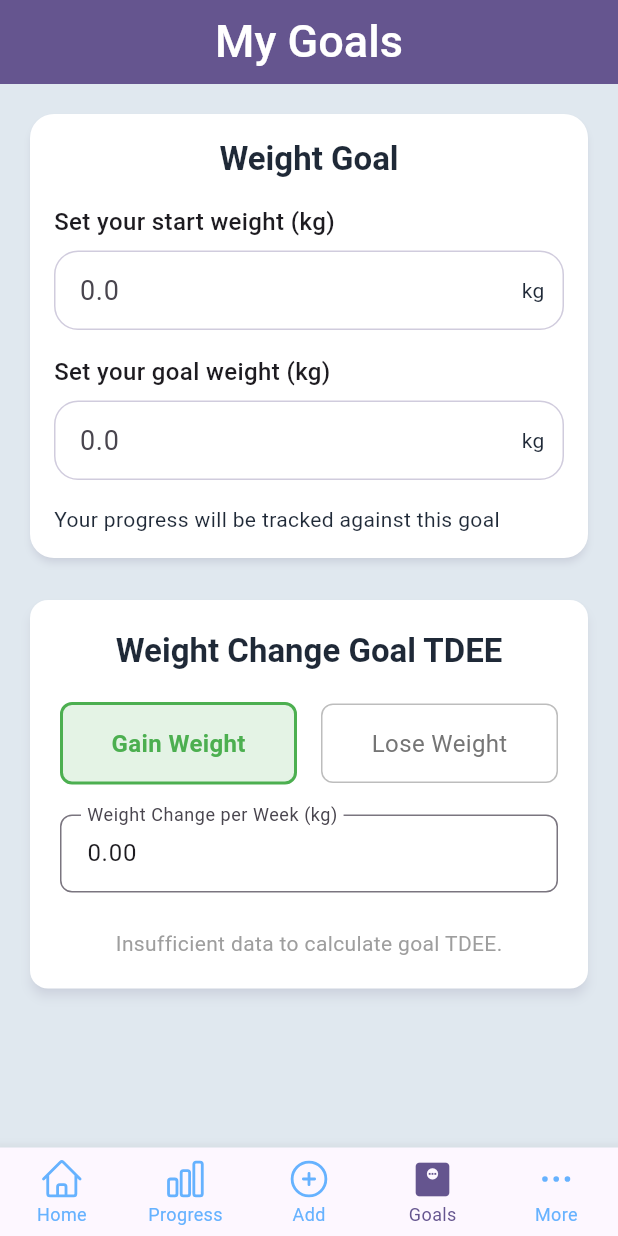
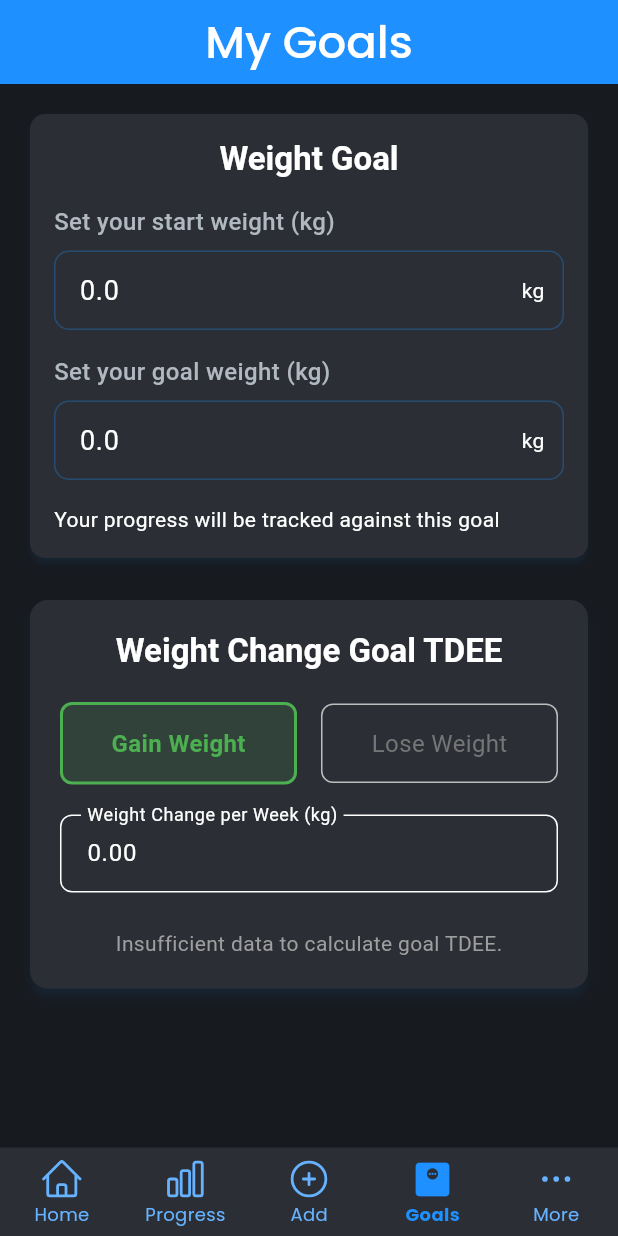
Before and after one commit to Barryrn/weighttracker, a Flutter app: the screen it shows after launch, item 4 of the bottom bar chosen, on a phone screen of 412 x 824 dp. Run offline on Flutter 3.47's test engine with Material 3 defaults, Android fonts, the phone set to English and light mode, and no system bars; our stand-ins replace fl_chart, flutter_riverpod, google_fonts, heroicons, image_gallery_saver, image_picker and 3 more; missing offline and left inert: health; accounts and stored records are empty.

Commit message:
Color -Theme universal

```diff
--- a/lib/View/image_timeline_view.dart
+++ b/lib/View/image_timeline_view.dart
@@ -25,6 +25,10 @@ class ImageTimelineView extends ConsumerWidget {
         centerTitle: true,
         backgroundColor: Theme.of(context).colorScheme.primary,
         foregroundColor: Theme.of(context).colorScheme.textTertiary,
+        leading: IconButton(
+          icon: const Icon(Icons.arrow_back_ios, color: Colors.white),
+          onPressed: () => Navigator.of(context).pop(),
+        ),
       ),
       backgroundColor: Theme.of(context).colorScheme.background2,
       body: Padding(
--- a/lib/Widget/goals/weight_goal_widget.dart
+++ b/lib/Widget/goals/weight_goal_widget.dart
@@ -22,7 +22,7 @@ class WeightGoalWidget extends ConsumerWidget {
       shadowColor: Theme.of(context).colorScheme.primary.withOpacity(0.2),
       color: Theme.of(context).colorScheme.card,
 
-      shape: RoundedRectangleBorder(borderRadius: BorderRadius.circular(16)),
+      shape: RoundedRectangleBorder(borderRadius: BorderRadius.circular(10)),
       child: Padding(
         padding: const EdgeInsets.all(16.0),
         child: Column(
@@ -58,7 +58,7 @@ class WeightGoalWidget extends ConsumerWidget {
             const SizedBox(height: 8),
             Container(
               decoration: BoxDecoration(
-                borderRadius: BorderRadius.circular(16),
+                borderRadius: BorderRadius.circular(10),
                 border: Border.all(
                   color: Theme.of(context).colorScheme.primary.withOpacity(0.3),
                 ),
@@ -121,7 +121,7 @@ class WeightGoalWidget extends ConsumerWidget {
             const SizedBox(height: 8),
             Container(
               decoration: BoxDecoration(
-                borderRadius: BorderRadius.circular(16),
+                borderRadius: BorderRadius.circular(10),
                 border: Border.all(
                   color: Theme.of(context).colorScheme.primary.withOpacity(0.3),
                 ),
--- a/lib/Widget/goals/weight_progress_widget.dart
+++ b/lib/Widget/goals/weight_progress_widget.dart
@@ -126,9 +126,9 @@ class WeightProgressWidget extends ConsumerWidget {
                           strokeWidth: 12,
                           backgroundColor: Theme.of(
                             context,
-                          ).colorScheme.primaryExtraLight,
+                          ).colorScheme.primaryLight,
                           valueColor: AlwaysStoppedAnimation<Color>(
-                            Theme.of(context).colorScheme.primary,
+                            Theme.of(context).colorScheme.primaryDark,
                           ),
                         ),
                       );
--- a/lib/Widget/graphs/line_chart_progress_widget.dart
+++ b/lib/Widget/graphs/line_chart_progress_widget.dart
@@ -144,7 +144,7 @@ class _LineChartProgressWidgetState
               style: ElevatedButton.styleFrom(
                 backgroundColor: isSelected
                     ? Theme.of(context).colorScheme.primary
-                    : Theme.of(context).colorScheme.primaryExtraLight,
+                    : Theme.of(context).colorScheme.primaryLight,
                 foregroundColor: isSelected
                     ? Colors.white
                     : Theme.of(context).colorScheme.textPrimary,
@@ -182,7 +182,7 @@ class _LineChartProgressWidgetState
             style: ElevatedButton.styleFrom(
               backgroundColor: isSelected
                   ? Theme.of(context).colorScheme.primary
-                  : Theme.of(context).colorScheme.primaryExtraLight,
+                  : Theme.of(context).colorScheme.primaryLight,
               foregroundColor: isSelected
                   ? Colors.white
                   : Theme.of(context).colorScheme.textPrimary,
--- a/lib/Widget/graphs/progress_graph_widget.dart
+++ b/lib/Widget/graphs/progress_graph_widget.dart
@@ -98,7 +98,7 @@ class ProgressGraphWidget extends ConsumerWidget {
         style: ElevatedButton.styleFrom(
           backgroundColor: isSelected
               ? Theme.of(context).colorScheme.primary
-              : Theme.of(context).colorScheme.primaryExtraLight,
+              : Theme.of(context).colorScheme.primaryLight,
           foregroundColor: isSelected
               ? Colors.white
               : Theme.of(context).colorScheme.textPrimary,
--- a/lib/Widget/graphs/table_progress_widget.dart
+++ b/lib/Widget/graphs/table_progress_widget.dart
@@ -163,7 +163,7 @@ class _TableProgressWidgetState extends ConsumerState<TableProgressWidget> {
       style: ElevatedButton.styleFrom(
         backgroundColor: isSelected
             ? Theme.of(context).colorScheme.primary
-            : Theme.of(context).colorScheme.primaryExtraLight,
+            : Theme.of(context).colorScheme.primaryLight,
         foregroundColor: isSelected
             ? Colors.white
             : Theme.of(context).colorScheme.textPrimary,
--- a/lib/Widget/image_timeline_view_widget.dart
+++ b/lib/Widget/image_timeline_view_widget.dart
@@ -61,8 +61,8 @@ class ImageTimelineViewWidget extends ConsumerWidget {
               vertical: 8.0,
             ),
             decoration: BoxDecoration(
-              color: Theme.of(context).colorScheme.primaryExtraLight,
-              borderRadius: BorderRadius.circular(12),
+              color: Theme.of(context).colorScheme.primaryLight,
+              borderRadius: BorderRadius.circular(10),
             ),
             child: Column(
               children: [
--- a/lib/Widget/more/profile/profile_gender_widget.dart
+++ b/lib/Widget/more/profile/profile_gender_widget.dart
@@ -26,8 +26,8 @@ class ProfileGenderWidget extends ConsumerWidget {
         width: 40,
         height: 40,
         decoration: BoxDecoration(
-          color: Colors.grey.shade200,
-          borderRadius: BorderRadius.circular(8),
+          color: Theme.of(context).colorScheme.background2,
+          borderRadius: BorderRadius.circular(10),
         ),
         child: Icon(Icons.person, color: Theme.of(context).colorScheme.primary),
       ),
--- a/lib/Widget/more/profile/profile_height_widget.dart
+++ b/lib/Widget/more/profile/profile_height_widget.dart
@@ -55,8 +55,8 @@ class ProfileHeightWidget extends ConsumerWidget {
             width: 40,
             height: 40,
             decoration: BoxDecoration(
-              color: Colors.grey.shade200,
-              borderRadius: BorderRadius.circular(8),
+              color: Theme.of(context).colorScheme.background2,
+              borderRadius: BorderRadius.circular(10),
             ),
             child: Icon(
               Icons.height,
--- a/lib/Widget/tdee/weight_change_tdee_goal_widget.dart
+++ b/lib/Widget/tdee/weight_change_tdee_goal_widget.dart
@@ -255,7 +255,7 @@ class _WeightChangeGoalTDEEWidgetState
                   width: double.infinity,
                   padding: const EdgeInsets.all(16),
                   decoration: BoxDecoration(
-                    color: Theme.of(context).colorScheme.background1,
+                    color: Theme.of(context).colorScheme.background2,
 
                     borderRadius: BorderRadius.circular(10),
                   ),
--- a/lib/Widget/tdee_widget.dart
+++ b/lib/Widget/tdee_widget.dart
@@ -54,7 +54,7 @@ class TDEEWidget extends ConsumerWidget {
               value: currentActivityLevel,
               decoration: InputDecoration(
                 filled: true,
-                fillColor: Theme.of(context).colorScheme.background1,
+                fillColor: Theme.of(context).colorScheme.card,
                 border: OutlineInputBorder(
                   borderRadius: BorderRadius.circular(10),
                 ),
--- a/lib/main.dart
+++ b/lib/main.dart
@@ -48,13 +48,9 @@ class _MyAppState extends ConsumerState<MyApp> {
 
     return MaterialApp(
       title: 'Weight Tracker',
-      theme: ThemeData(
-        colorScheme: ColorScheme.fromSeed(
-          seedColor: Theme.of(context).colorScheme.primary,
-        ),
-      ),
-      themeMode: ThemeMode.dark, // or ThemeMode.dark, ThemeMode.light
-
+      theme: appTheme, // Use the predefined light theme
+      darkTheme: appDarkTheme, // Use the predefined dark theme
+      themeMode: ThemeMode.dark, // or ThemeMode.dark, ThemeMode.system
       home: const HomePage(),
     );
   }
--- a/lib/theme copy.dart
+++ b/lib/theme copy.dart
@@ -1,153 +1,203 @@
-// import 'package:flutter/material.dart';
-// import 'package:google_fonts/google_fonts.dart';
+import 'package:flutter/material.dart';
+import 'package:google_fonts/google_fonts.dart';
 
-// class Theme.of(context).colorScheme {
-//   // Primary (Blue Shades)
-//   static const Color primary = Color(0xFF1E90FF); // hsl(210, 100%, 50%)
-//   static const Color primaryLight = Color(0xFF66B2FF); // hsl(210, 100%, 70%)
-//   static const Color primaryExtraLight = Color(
-//     0xFFE6F2FF,
-//   ); // hsl(210, 100%, 90%)
-//   static const Color primaryDark = Color(0xFF0066CC); // hsl(210, 100%, 40%)
+/// Extension on ColorScheme to add custom colors
+extension CustomColorScheme on ColorScheme {
+  // Text colors
+  Color get textPrimary => brightness == Brightness.light
+      ? AppColors.textPrimary
+      : AppColors.textPrimaryDark;
 
-//   // Backgrounds (Light Mode)
-//   static const Color background1 = Color(0xFFF2F6F9); // hsl(210, 20%, 95%)
-//   static const Color background2 = Color(0xFFE0E8EF); // hsl(210, 20%, 90%)
-//   static const Color background3 = Color(0xFFCEDAE5); // hsl(210, 20%, 85%)
+  Color get textSecondary => brightness == Brightness.light
+      ? AppColors.textSecondary
+      : AppColors.textSecondaryDark;
 
-//   // Card
-//   static const Color card = Color(0xFFFFFFFF); // hsl(0, 0%, 100%) — clean white
+  Color get textTertiary => AppColors.textTertiary;
 
-//   // Backgrounds (Dark Mode)
-//   static const Color background1Dark = Color(0xFF0F1115); // hsl(210, 15%, 10%)
-//   static const Color background2Dark = Color(0xFF171A1F); // hsl(210, 15%, 13%)
-//   static const Color background3Dark = Color(0xFF21262C); // hsl(210, 15%, 18%)
-//   static const Color cardDark = Color(0xFF2B2F35); // hsl(210, 10%, 20%)
+  Color get textDisabled => brightness == Brightness.light
+      ? AppColors.textDisabled
+      : AppColors.textDisabledDark;
 
-//   // Text Colors
-//   static const Color textPrimary = Color(0xFF1F2937); // hsl(210, 15%, 20%)
-//   static const Color textSecondary = Color(0xFF6B7280); // hsl(210, 10%, 40%)
-//   static const Color textTertiary = Color(0xFFFFFFFF); // white
-//   static const Color textDisabled = Color(0xFFA0AAB4); // hsl(210, 10%, 65%)
-//   static const Color textPrimaryDark = Color(0xFFFFFFFF); // white
-//   static const Color textSecondaryDark = Color(
-//     0xFFB0B8C1,
-//   ); // hsl(210, 10%, 70%)
-//   static const Color textDisabledDark = Color(0xFF7A8693); // hsl(210, 10%, 50%)
+  // Background colors
+  Color get background1 => brightness == Brightness.light
+      ? AppColors.background1
+      : AppColors.background1Dark;
 
-//   // Border
-//   static const Color border = Color(0xFFCBD5E1); // hsl(210, 10%, 80%)
-//   static const Color borderDark = Color(0xFF3A3F45); // hsl(210, 10%, 30%)
+  Color get background2 => brightness == Brightness.light
+      ? AppColors.background2
+      : AppColors.background2Dark;
 
-//   // Status Colors
-//   static const Color success = Color(0xFF2E8B57); // hsl(140, 60%, 45%)
-//   static const Color error = Color(0xFFDC3545); // hsl(0, 80%, 55%)
-//   static const Color warning = Color(0xFFFFAA33); // hsl(35, 90%, 55%)
-//   static const Color info = Color(0xFF33B5E5); // hsl(200, 90%, 55%)
-// }
+  Color get background3 => brightness == Brightness.light
+      ? AppColors.background3
+      : AppColors.background3Dark;
 
-// final ThemeData appTheme = ThemeData(
-//   useMaterial3: true,
-//   colorScheme: const ColorScheme.light(
-//     primary: Theme.of(context).colorScheme.primary,
-//     secondary: Theme.of(context).colorScheme.primaryLight,
-//     background: Theme.of(context).colorScheme.background1,
-//     surface: Theme.of(context).colorScheme.card,
-//     onPrimary: Colors.white,
-//     onSecondary: Colors.white,
-//     onBackground: Theme.of(context).colorScheme.textPrimary,
-//     onSurface: Theme.of(context).colorScheme.textPrimary,
-//     error: Theme.of(context).colorScheme.error,
-//     onError: Colors.white,
-//   ),
-//   scaffoldBackgroundColor: Theme.of(context).colorScheme.background1,
-//   appBarTheme: AppBarTheme(
-//     backgroundColor: Theme.of(context).colorScheme.card,
-//     elevation: 1,
-//     iconTheme: const IconThemeData(color: Theme.of(context).colorScheme.textPrimary),
-//     titleTextStyle: GoogleFonts.poppins(
-//       color: Theme.of(context).colorScheme.textPrimary,
-//       fontSize: 20,
-//       fontWeight: FontWeight.bold,
-//     ),
-//   ),
-//   textTheme: GoogleFonts.poppinsTextTheme().copyWith(
-//     displayLarge: const TextStyle(color: Theme.of(context).colorScheme.textPrimary),
-//     displayMedium: const TextStyle(color: Theme.of(context).colorScheme.textPrimary),
-//     titleLarge: const TextStyle(
-//       color: Theme.of(context).colorScheme.textPrimary,
-//       fontWeight: FontWeight.bold,
-//     ),
-//     bodyLarge: const TextStyle(color: Theme.of(context).colorScheme.textPrimary),
-//     bodyMedium: const TextStyle(color: Theme.of(context).colorScheme.textSecondary),
-//     labelLarge: const TextStyle(color: Theme.of(context).colorScheme.primary),
-//   ),
-//   elevatedButtonTheme: ElevatedButtonThemeData(
-//     style: ElevatedButton.styleFrom(
-//       backgroundColor: Theme.of(context).colorScheme.primary,
-//       foregroundColor: Colors.white,
-//       textStyle: GoogleFonts.poppins(fontWeight: FontWeight.bold),
-//       shape: RoundedRectangleBorder(borderRadius: BorderRadius.circular(12)),
-//     ),
-//   ),
-//   bottomNavigationBarTheme: BottomNavigationBarThemeData(
-//     backgroundColor: Theme.of(context).colorScheme.card,
-//     selectedItemColor: Theme.of(context).colorScheme.primary,
-//     unselectedItemColor: Theme.of(context).colorScheme.textDisabled,
-//     selectedLabelStyle: GoogleFonts.poppins(fontWeight: FontWeight.bold),
-//     unselectedLabelStyle: GoogleFonts.poppins(),
-//   ),
-// );
+  // Card color
+  Color get card =>
+      brightness == Brightness.light ? AppColors.card : AppColors.cardDark;
 
-// final ThemeData appDarkTheme = ThemeData(
-//   useMaterial3: true,
-//   colorScheme: const ColorScheme.dark(
-//     primary: Theme.of(context).colorScheme.primaryLight,
-//     secondary: Theme.of(context).colorScheme.primary,
-//     background: Theme.of(context).colorScheme.background1Dark,
-//     surface: Theme.of(context).colorScheme.cardDark,
-//     onPrimary: Colors.white,
-//     onSecondary: Colors.white,
-//     onBackground: Theme.of(context).colorScheme.textPrimaryDark,
-//     onSurface: Theme.of(context).colorScheme.textPrimaryDark,
-//     error: Theme.of(context).colorScheme.error,
-//     onError: Colors.white,
-//   ),
-//   scaffoldBackgroundColor: Theme.of(context).colorScheme.background1Dark,
-//   appBarTheme: AppBarTheme(
-//     backgroundColor: Theme.of(context).colorScheme.cardDark,
-//     elevation: 1,
-//     iconTheme: const IconThemeData(color: Theme.of(context).colorScheme.textPrimaryDark),
-//     titleTextStyle: GoogleFonts.poppins(
-//       color: Theme.of(context).colorScheme.textPrimaryDark,
-//       fontSize: 20,
-//       fontWeight: FontWeight.bold,
-//     ),
-//   ),
-//   textTheme: GoogleFonts.poppinsTextTheme().copyWith(
-//     displayLarge: const TextStyle(color: Theme.of(context).colorScheme.textPrimaryDark),
-//     displayMedium: const TextStyle(color: Theme.of(context).colorScheme.textPrimaryDark),
-//     titleLarge: const TextStyle(
-//       color: Theme.of(context).colorScheme.textPrimaryDark,
-//       fontWeight: FontWeight.bold,
-//     ),
-//     bodyLarge: const TextStyle(color: Theme.of(context).colorScheme.textPrimaryDark),
-//     bodyMedium: const TextStyle(color: Theme.of(context).colorScheme.textSecondaryDark),
-//     labelLarge: const TextStyle(color: Theme.of(context).colorScheme.primaryLight),
-//   ),
-//   elevatedButtonTheme: ElevatedButtonThemeData(
-//     style: ElevatedButton.styleFrom(
-//       backgroundColor: Theme.of(context).colorScheme.primaryLight,
-//       foregroundColor: Colors.white,
-//       textStyle: GoogleFonts.poppins(fontWeight: FontWeight.bold),
-//       shape: RoundedRectangleBorder(borderRadius: BorderRadius.circular(12)),
-//     ),
-//   ),
-//   bottomNavigationBarTheme: BottomNavigationBarThemeData(
-//     backgroundColor: Theme.of(context).colorScheme.cardDark,
-//     selectedItemColor: Theme.of(context).colorScheme.primaryLight,
-//     unselectedItemColor: Theme.of(context).colorScheme.textDisabledDark,
-//     selectedLabelStyle: GoogleFonts.poppins(fontWeight: FontWeight.bold),
-//     unselectedLabelStyle: GoogleFonts.poppins(),
-//   ),
-// );
+  // Border color
+  Color get border =>
+      brightness == Brightness.light ? AppColors.border : AppColors.borderDark;
+
+  // Status colors
+  Color get success => AppColors.success;
+  Color get warning => AppColors.warning;
+  Color get info => AppColors.info;
+  Color get error => AppColors.error;
+
+  // Primary variations
+  Color get primaryLight => AppColors.primaryLight;
+  Color get primaryExtraLight => AppColors.primaryExtraLight;
+  Color get primaryDark => AppColors.primaryDark;
+}
+
+class AppColors {
+  // Primary (Blue Shades)
+  static const Color primary = Color(0xFF1E90FF); // hsl(210, 100%, 50%)
+  static const Color primaryLight = Color(0xFF66B2FF); // hsl(210, 100%, 70%)
+  static const Color primaryExtraLight = Color(
+    0xFFE6F2FF,
+  ); // hsl(210, 100%, 90%)
+  static const Color primaryDark = Color(0xFF0066CC); // hsl(210, 100%, 40%)
+
+  // Backgrounds (Light Mode)
+  static const Color background1 = Color(0xFFF2F6F9); // hsl(210, 20%, 95%)
+  static const Color background2 = Color(0xFFE0E8EF); // hsl(210, 20%, 90%)
+  static const Color background3 = Color(0xFFCEDAE5); // hsl(210, 20%, 85%)
+
+  // Card
+  static const Color card = Color(0xFFFFFFFF); // hsl(0, 0%, 100%) — clean white
+
+  // Backgrounds (Dark Mode)
+  static const Color background1Dark = Color(0xFF0F1115); // hsl(210, 15%, 10%)
+  static const Color background2Dark = Color(0xFF171A1F); // hsl(210, 15%, 13%)
+  static const Color background3Dark = Color(0xFF21262C); // hsl(210, 15%, 18%)
+  static const Color cardDark = Color(0xFF2B2F35); // hsl(210, 10%, 20%)
+
+  // Text Colors
+  static const Color textPrimary = Color(0xFF1F2937); // hsl(210, 15%, 20%)
+  static const Color textSecondary = Color(0xFF6B7280); // hsl(210, 10%, 40%)
+  static const Color textTertiary = Color(0xFFFFFFFF); // white
+  static const Color textDisabled = Color(0xFFA0AAB4); // hsl(210, 10%, 65%)
+  static const Color textPrimaryDark = Color(0xFFFFFFFF); // white
+  static const Color textSecondaryDark = Color(
+    0xFFB0B8C1,
+  ); // hsl(210, 10%, 70%)
+  static const Color textDisabledDark = Color(0xFF7A8693); // hsl(210, 10%, 50%)
+
+  // Border
+  static const Color border = Color(0xFFCBD5E1); // hsl(210, 10%, 80%)
+  static const Color borderDark = Color(0xFF3A3F45); // hsl(210, 10%, 30%)
+
+  // Status Colors
+  static const Color success = Color(0xFF2E8B57); // hsl(140, 60%, 45%)
+  static const Color error = Color(0xFFDC3545); // hsl(0, 80%, 55%)
+  static const Color warning = Color(0xFFFFAA33); // hsl(35, 90%, 55%)
+  static const Color info = Color(0xFF33B5E5); // hsl(200, 90%, 55%)
+}
+
+final ThemeData appTheme = ThemeData(
+  useMaterial3: true,
+  colorScheme: const ColorScheme.light(
+    primary: AppColors.primary,
+    secondary: AppColors.primaryLight,
+    background: AppColors.background1,
+    surface: AppColors.card,
+    onPrimary: Colors.white,
+    onSecondary: Colors.white,
+    onBackground: AppColors.textPrimary,
+    onSurface: AppColors.textPrimary,
+    error: AppColors.error,
+    onError: Colors.white,
+  ),
+  scaffoldBackgroundColor: AppColors.background1,
+  appBarTheme: AppBarTheme(
+    backgroundColor: AppColors.card,
+    elevation: 1,
+    iconTheme: const IconThemeData(color: AppColors.textPrimary),
+    titleTextStyle: GoogleFonts.poppins(
+      color: AppColors.textPrimary,
+      fontSize: 20,
+      fontWeight: FontWeight.bold,
+    ),
+  ),
+  textTheme: GoogleFonts.poppinsTextTheme().copyWith(
+    displayLarge: const TextStyle(color: AppColors.textPrimary),
+    displayMedium: const TextStyle(color: AppColors.textPrimary),
+    titleLarge: const TextStyle(
+      color: AppColors.textPrimary,
+      fontWeight: FontWeight.bold,
+    ),
+    bodyLarge: const TextStyle(color: AppColors.textPrimary),
+    bodyMedium: const TextStyle(color: AppColors.textSecondary),
+    labelLarge: const TextStyle(color: AppColors.primary),
+  ),
+  elevatedButtonTheme: ElevatedButtonThemeData(
+    style: ElevatedButton.styleFrom(
+      backgroundColor: AppColors.primary,
+      foregroundColor: Colors.white,
+      textStyle: GoogleFonts.poppins(fontWeight: FontWeight.bold),
+      shape: RoundedRectangleBorder(borderRadius: BorderRadius.circular(12)),
+    ),
+  ),
+  bottomNavigationBarTheme: BottomNavigationBarThemeData(
+    backgroundColor: AppColors.card,
+    selectedItemColor: AppColors.primary,
+    unselectedItemColor: AppColors.textDisabled,
+    selectedLabelStyle: GoogleFonts.poppins(fontWeight: FontWeight.bold),
+    unselectedLabelStyle: GoogleFonts.poppins(),
+  ),
+);
+
+final ThemeData appDarkTheme = ThemeData(
+  useMaterial3: true,
+  colorScheme: const ColorScheme.dark(
+    primary: AppColors.primaryLight,
+    secondary: AppColors.primary,
+    background: AppColors.background1Dark,
+    surface: AppColors.cardDark,
+    onPrimary: Colors.white,
+    onSecondary: Colors.white,
+    onBackground: AppColors.textPrimaryDark,
+    onSurface: AppColors.textPrimaryDark,
+    error: AppColors.error,
+    onError: Colors.white,
+  ),
+  scaffoldBackgroundColor: AppColors.background1Dark,
+  appBarTheme: AppBarTheme(
+    backgroundColor: AppColors.cardDark,
+    elevation: 1,
+    iconTheme: const IconThemeData(color: AppColors.textPrimaryDark),
+    titleTextStyle: GoogleFonts.poppins(
+      color: AppColors.textPrimaryDark,
+      fontSize: 20,
+      fontWeight: FontWeight.bold,
+    ),
+  ),
+  textTheme: GoogleFonts.poppinsTextTheme().copyWith(
+    displayLarge: const TextStyle(color: AppColors.textPrimaryDark),
+    displayMedium: const TextStyle(color: AppColors.textPrimaryDark),
+    titleLarge: const TextStyle(
+      color: AppColors.textPrimaryDark,
+      fontWeight: FontWeight.bold,
+    ),
+    bodyLarge: const TextStyle(color: AppColors.textPrimaryDark),
+    bodyMedium: const TextStyle(color: AppColors.textSecondaryDark),
+    labelLarge: const TextStyle(color: AppColors.primaryLight),
+  ),
+  elevatedButtonTheme: ElevatedButtonThemeData(
+    style: ElevatedButton.styleFrom(
+      backgroundColor: AppColors.primaryLight,
+      foregroundColor: Colors.white,
+      textStyle: GoogleFonts.poppins(fontWeight: FontWeight.bold),
+      shape: RoundedRectangleBorder(borderRadius: BorderRadius.circular(12)),
+    ),
+  ),
+  bottomNavigationBarTheme: BottomNavigationBarThemeData(
+    backgroundColor: AppColors.cardDark,
+    selectedItemColor: AppColors.primaryLight,
+    unselectedItemColor: AppColors.textDisabledDark,
+    selectedLabelStyle: GoogleFonts.poppins(fontWeight: FontWeight.bold),
+    unselectedLabelStyle: GoogleFonts.poppins(),
+  ),
+);
--- a/lib/theme.dart
+++ b/lib/theme.dart
@@ -45,7 +45,7 @@ extension CustomColorScheme on ColorScheme {
   Color get info => AppColors.info;
   Color get error => AppColors.error;
 
-  // Primary variations
+  // Primary variations - all return the same color regardless of theme
   Color get primaryLight => AppColors.primaryLight;
   Color get primaryExtraLight => AppColors.primaryExtraLight;
   Color get primaryDark => AppColors.primaryDark;
@@ -59,6 +59,11 @@ class AppColors {
     0xFFE6F2FF,
   ); // hsl(210, 100%, 90%)
   static const Color primaryDark = Color(0xFF0066CC); // hsl(210, 100%, 40%)
+
+  // New darker version of primaryExtraLight for dark theme
+  static const Color primaryExtraLightDark = Color(
+    0xFF66B2FF,
+  ); // Darker version for dark theme
 
   // Backgrounds (Light Mode)
   static const Color background1 = Color(0xFFF2F6F9); // hsl(210, 20%, 95%)
@@ -101,6 +106,7 @@ final ThemeData appTheme = ThemeData(
   colorScheme: const ColorScheme.light(
     primary: AppColors.primary,
     secondary: AppColors.primaryLight,
+    tertiary: AppColors.primaryExtraLight,
     background: AppColors.background1,
     surface: AppColors.card,
     onPrimary: Colors.white,
@@ -152,8 +158,10 @@ final ThemeData appTheme = ThemeData(
 final ThemeData appDarkTheme = ThemeData(
   useMaterial3: true,
   colorScheme: const ColorScheme.dark(
-    primary: AppColors.primaryLight,
-    secondary: AppColors.primary,
+    primary: AppColors.primary,
+    secondary: AppColors.primaryLight,
+    tertiary:
+        AppColors.primaryExtraLight, // Now using the same color as light theme
     background: AppColors.background1Dark,
     surface: AppColors.cardDark,
     onPrimary: Colors.white,
@@ -187,7 +195,8 @@ final ThemeData appDarkTheme = ThemeData(
   ),
   elevatedButtonTheme: ElevatedButtonThemeData(
     style: ElevatedButton.styleFrom(
-      backgroundColor: AppColors.primaryLight,
+      backgroundColor:
+          AppColors.primary, // Changed from primaryLight to primary
       foregroundColor: Colors.white,
       textStyle: GoogleFonts.poppins(fontWeight: FontWeight.bold),
       shape: RoundedRectangleBorder(borderRadius: BorderRadius.circular(12)),
@@ -195,7 +204,8 @@ final ThemeData appDarkTheme = ThemeData(
   ),
   bottomNavigationBarTheme: BottomNavigationBarThemeData(
     backgroundColor: AppColors.cardDark,
-    selectedItemColor: AppColors.primaryLight,
+    selectedItemColor:
+        AppColors.primary, // Changed from primaryLight to primary
     unselectedItemColor: AppColors.textDisabledDark,
     selectedLabelStyle: GoogleFonts.poppins(fontWeight: FontWeight.bold),
     unselectedLabelStyle: GoogleFonts.poppins(),
```
Also changed, not shown: lib/View/image_gallery_view.dart (+21 -11 lines).
